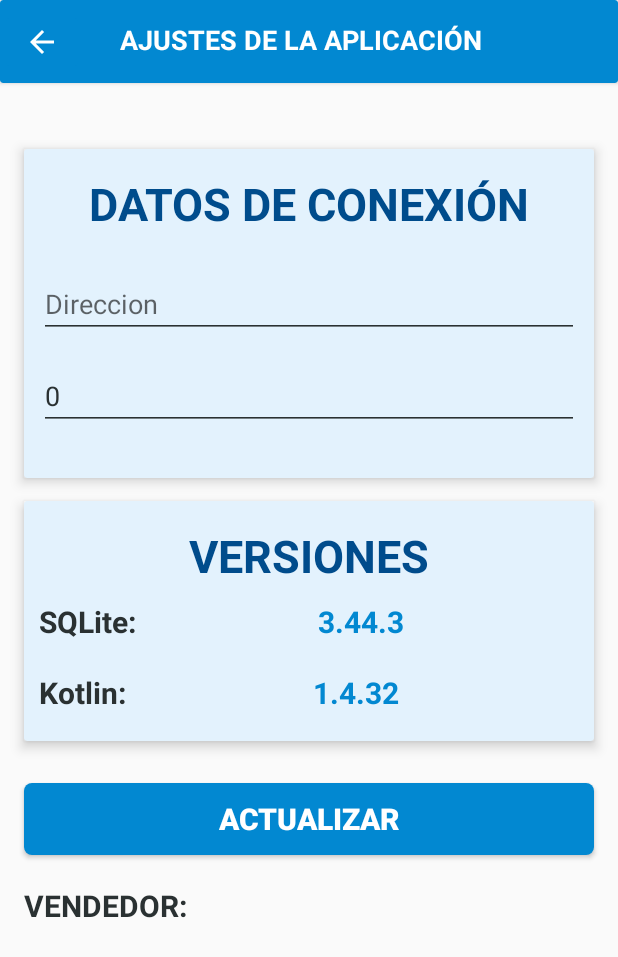
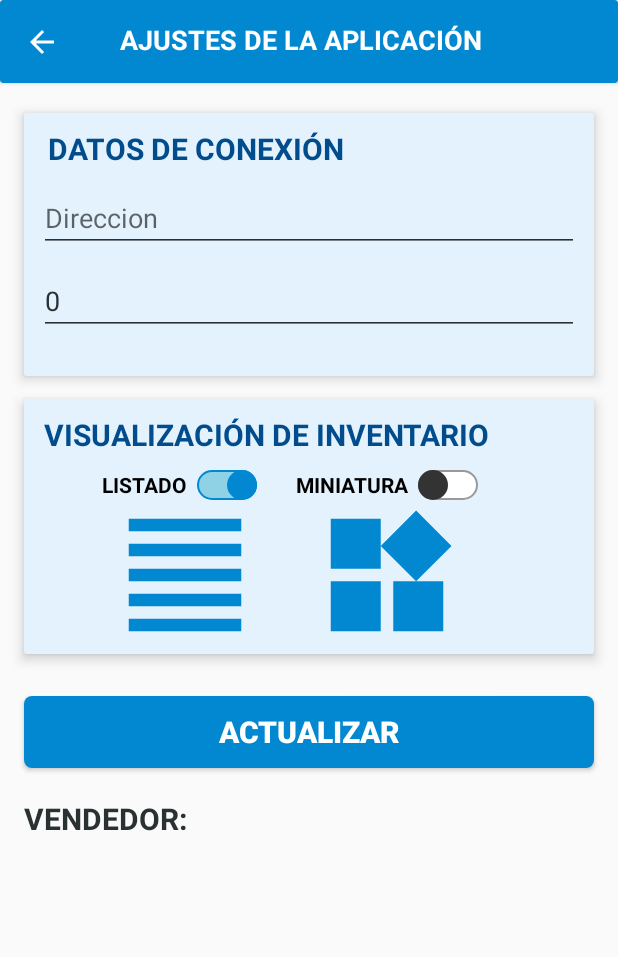
Before and after one commit to Anthonic1804/EnrikoRepuestos, an Android app: the Configuracion screen opened directly, with no data from a screen before it, on a phone screen of 412 x 824 dp. Shown: the top 957 px of the screen. Run offline under Robolectric (Android 15) with nearby library versions, the phone set to English and light mode, and no system bars.

Commit message:
IMPLEMENTADA LA FUNCION DE VISTA MINIATURA EN INVENTARIO Y SU SELECCION EN CONFIGURACION

```diff
--- a/app/src/main/java/com/example/acae30/Configuracion.kt
+++ b/app/src/main/java/com/example/acae30/Configuracion.kt
@@ -3,14 +3,16 @@ package com.example.acae30
 import android.content.Context
 import android.content.Intent
 import android.content.SharedPreferences
-import android.database.sqlite.SQLiteDatabase
 import android.os.Bundle
 import android.view.View
 import android.widget.Button
 import android.widget.ImageButton
+import android.widget.Switch
 import android.widget.TextView
 import androidx.appcompat.app.AppCompatActivity
 import androidx.core.content.ContextCompat
+import com.example.acae30.database.Database
+import com.example.acae30.modelos.Config
 import com.google.android.material.snackbar.Snackbar
 import kotlinx.coroutines.Dispatchers
 import kotlinx.coroutines.GlobalScope
@@ -21,6 +23,11 @@ import java.net.URL
 
 
 class Configuracion : AppCompatActivity() {
+
+    private var swlista: Switch? = null
+    private var swminiatura: Switch? = null
+    private var dataBase: Database? = null
+
     private var atras: ImageButton? = null
     private var ip: TextView? = null
     private var puerto: TextView? = null
@@ -31,9 +38,6 @@ class Configuracion : AppCompatActivity() {
     private var txtvendedor: TextView? = null
     private var funciones: Funciones? = null
     private var alerta: AlertDialogo? = null
-    private var sqLite: TextView? = null
-    private var versionCode: TextView? = null
-
 
     override fun onCreate(savedInstanceState: Bundle?) {
         super.onCreate(savedInstanceState)
@@ -48,27 +52,100 @@ class Configuracion : AppCompatActivity() {
         btnGuardar = findViewById(R.id.btnupdate)
         atras = findViewById(R.id.imgbtnatras)
         alerta = AlertDialogo(this)
-        sqLite = findViewById(R.id.txtSqlite)
-        versionCode = findViewById(R.id.txtKotlin)
+        dataBase = Database(this)
+
 
         var nombre_vendedor = preferencias!!.getString("Vendedor", "")
         txtvendedor!!.text = nombre_vendedor
 
-        //OBTENIENDO LA VERSION DE SQLITE UTILIZADA
-        val cursor =
-            SQLiteDatabase.create(null).rawQuery("select sqlite_version() AS sqlite_version", null)
-        var sqliteVersion = ""
-        while (cursor.moveToNext()) {
-            sqliteVersion += cursor.getString(0)
+        //FUNCIONES AGRAGADAS PARA LOS CONTROLES DE ENVIO
+        swlista = findViewById(R.id.swlista)
+        swminiatura = findViewById(R.id.swminiatura)
+        //swlista!!.isChecked = true
+
+        mostrarSeleccionInventario()
+
+        swlista!!.setOnCheckedChangeListener { _, isChecked ->
+            if (isChecked) {
+                swminiatura!!.isChecked = false
+                updateVistaInventario(2)
+            } else {
+                swminiatura!!.isChecked = true
+                updateVistaInventario(1)
+            }
         }
-        sqLite!!.text = sqliteVersion
+
+        swminiatura!!.setOnCheckedChangeListener { _, isChecked ->
+            if (isChecked) {
+                swlista!!.isChecked = false
+                updateVistaInventario(1)
+            } else {
+                swlista!!.isChecked = true
+                updateVistaInventario(2)
+            }
+        }
 
 
-        //OPTENIENDO LA VERSION DE KOTLIN UTLIZADA
-        var versionC = BuildConfig.VERSION_NAME.toString()
-        versionCode!!.text = versionC
 
     } //funcion que inicializa las variables
+
+    //FUNCION PARA SELECCION LOS DATOS DE LA TABLA CONFIG
+    private fun getConfigInventario(): ArrayList<Config> {
+        val data = dataBase!!.writableDatabase
+        val list = ArrayList<Config>()
+
+        try {
+            val cursor = data.rawQuery("SELECT * FROM config", null)
+            if(cursor.count > 0){
+                cursor.moveToFirst()
+                do{
+                    val arreglo = Config(
+                        cursor.getInt(0)
+                    )
+                    list.add(arreglo)
+                }while (cursor.moveToNext())
+                cursor.close()
+            }
+        }catch (e: Exception) {
+            throw Exception(e.message)
+        } finally {
+            data.close()
+        }
+        return list
+    }
+
+    //FUNCION PARA EXTRAER EL CAMPO VISTA INVENTARIO
+    private fun mostrarSeleccionInventario(){
+        try {
+            val list: ArrayList<com.example.acae30.modelos.Config> = getConfigInventario()
+            if(list.isNotEmpty()){
+                var vistaInventario = ""
+                for(data in list){
+                    vistaInventario = data.vistaInventario.toString()
+                }
+
+                if(vistaInventario.toInt() == 1){
+                    swminiatura!!.isChecked = true
+                }else{
+                    swlista!!.isChecked = true
+                }
+            }
+        } catch (e: Exception) {
+            println("ERROR AL MOSTRAR LA TABLA CONFIG")
+        }
+    }
+
+    //FUNCION PARA ACTUALIZAR EL CAMPO VISTA INVENTARIO
+    private fun updateVistaInventario(vistaInventario:Int){
+        val data = dataBase!!.writableDatabase
+        try {
+            data!!.execSQL("UPDATE config set vistaInventario=$vistaInventario")
+        }catch (e: Exception) {
+            throw Exception(e.message)
+        } finally {
+            data.close()
+        }
+    }
 
     override fun onStart() {
         super.onStart()
--- a/app/src/main/java/com/example/acae30/database/Database.kt
+++ b/app/src/main/java/com/example/acae30/database/Database.kt
@@ -14,7 +14,7 @@ class Database(context: Context) :
     } //inicializamos la tabla  en el constructor
 
     companion object {
-        private const val DATABASE_VERSION = 10 //version de la base
+        private const val DATABASE_VERSION = 11 //version de la base
         private const val DATABASE_NAME = "Acae.db" //nombre de la bd
     } //configuracion general de la bd
 
@@ -35,6 +35,8 @@ class Database(context: Context) :
         db.execSQL(tbl!!.triggerClienteVirtual()) //TRIGGER DE INSERCION DE DATOS EN LA TABLA VIRTUAL CLIENTES
         db.execSQL(tbl!!.triggerInventarioVirtual())//TRIGGER PARA INSERCION DE DATOS EN LA TABLA VIRTUAL INVENTARIO
         db.execSQL(tbl!!.clienteSucursal()) //CREACION DE LA TABLA CLIENTES SUCURSALES -> 25/01/2023
+        db.execSQL(tbl!!.configApp())//CREACION DE LA TABLA CONDIFURACION
+        db.execSQL(tbl!!.insertConfig())//INSERTANDO LA VISTA POR DEFECTO DEL INVENTARIO
 
     } //funcion que crea la base de datos y sus tablas
 
@@ -42,7 +44,7 @@ class Database(context: Context) :
         val tablas = arrayOf(
             "detalle_pedidos", "pedidos",
             "rubros", "lineas", "virtualinventario", "inventario_unidades", "inventario_precios",
-            "inventario", "clientes", "cliente_sucursal", "virtualcliente", "cuentas", "visitas"
+            "inventario", "clientes", "config", "cliente_sucursal", "virtualcliente", "cuentas", "visitas"
         )
         tablas.forEach { key ->
             val sql = "DROP TABLE IF EXISTS $key"
--- a/app/src/main/java/com/example/acae30/database/Tablas.kt
+++ b/app/src/main/java/com/example/acae30/database/Tablas.kt
@@ -51,6 +51,18 @@ class Tablas {
                 "contacto_sucursal VARCHAR(50))"
 
         return clienteSucursal
+    }
+    //CREANDO LA TABLA CONFIG DE LA APP
+    fun configApp(): String{
+        val configApp = "CREATE TABLE config(" +
+                "vistaInventario INTEGER NOT NULL)"
+        return  configApp
+    }
+    //INSERTANDO LA VISTA POR DEFECTO DEL INVENTARIO
+    fun insertConfig():String{
+        val insertConfig = "INSERT INTO config values(" +
+                "2)"
+        return insertConfig
     }
 
     //CREANDO TABLA VIRTUAL CLIENTES
--- /dev/null
+++ b/app/src/main/java/com/example/acae30/modelos/Config.kt
@@ -0,0 +1,9 @@
+package com.example.acae30.modelos
+
+data class Config(
+    var vistaInventario:Int?
+){
+    override fun toString(): String {
+        return vistaInventario.toString()
+    }
+}
--- /dev/null
+++ b/app/src/main/res/drawable/inventario_lista.xml
@@ -0,0 +1,5 @@
+<vector android:height="100dp" android:tint="@color/colorPrimary"
+    android:viewportHeight="24" android:viewportWidth="24"
+    android:width="100dp" xmlns:android="http://schemas.android.com/apk/res/android">
+    <path android:fillColor="@android:color/white" android:pathData="M3,21h18v-2L3,19v2zM3,17h18v-2L3,15v2zM3,13h18v-2L3,11v2zM3,9h18L21,7L3,7v2zM3,3v2h18L21,3L3,3z"/>
+</vector>
--- /dev/null
+++ b/app/src/main/res/drawable/inventario_miniatura.xml
@@ -0,0 +1,5 @@
+<vector android:height="100dp" android:tint="@color/colorPrimary"
+    android:viewportHeight="24" android:viewportWidth="24"
+    android:width="100dp" xmlns:android="http://schemas.android.com/apk/res/android">
+    <path android:fillColor="@android:color/white" android:pathData="M13,13v8h8v-8h-8zM3,21h8v-8L3,13v8zM3,3v8h8L11,3L3,3zM16.66,1.69L11,7.34 16.66,13l5.66,-5.66 -5.66,-5.65z"/>
+</vector>
--- a/app/src/main/res/layout/activity_configuracion.xml
+++ b/app/src/main/res/layout/activity_configuracion.xml
@@ -56,9 +56,9 @@
     <androidx.cardview.widget.CardView
         android:id="@+id/cardView9"
         android:layout_width="0dp"
-        android:layout_height="219dp"
+        android:layout_height="175dp"
         android:layout_marginStart="16dp"
-        android:layout_marginTop="44dp"
+        android:layout_marginTop="20dp"
         android:layout_marginEnd="16dp"
         app:cardBackgroundColor="@color/cart"
         app:cardElevation="5dp"
@@ -75,15 +75,16 @@
                 android:id="@+id/textView10"
                 android:layout_width="wrap_content"
                 android:layout_height="0dp"
-                android:layout_marginStart="8dp"
-                android:layout_marginTop="16dp"
+                android:layout_marginStart="10dp"
+                android:layout_marginTop="10dp"
                 android:layout_marginEnd="8dp"
                 android:text="DATOS DE CONEXIÓN"
                 android:textColor="@color/colorPrimaryDark"
                 android:textColorLink="@color/colorPrimaryDark"
-                android:textSize="30sp"
+                android:textSize="20sp"
                 android:textStyle="bold"
                 app:layout_constraintEnd_toEndOf="parent"
+                app:layout_constraintHorizontal_bias="0.037"
                 app:layout_constraintStart_toStartOf="parent"
                 app:layout_constraintTop_toTopOf="parent" />
 
@@ -92,7 +93,7 @@
                 android:layout_width="0dp"
                 android:layout_height="wrap_content"
                 android:layout_marginStart="10dp"
-                android:layout_marginTop="24dp"
+                android:layout_marginTop="10dp"
                 android:layout_marginEnd="10dp"
                 android:backgroundTint="@color/colordark"
                 android:ems="10"
@@ -109,7 +110,7 @@
                 android:layout_width="0dp"
                 android:layout_height="wrap_content"
                 android:layout_marginStart="10dp"
-                android:layout_marginTop="16dp"
+                android:layout_marginTop="10dp"
                 android:layout_marginEnd="10dp"
                 android:backgroundTint="@color/colordark"
                 android:ems="10"
@@ -126,7 +127,7 @@
     <androidx.cardview.widget.CardView
         android:id="@+id/cardVersiones"
         android:layout_width="0dp"
-        android:layout_height="160dp"
+        android:layout_height="170dp"
         android:layout_marginStart="16dp"
         android:layout_marginTop="15dp"
         android:layout_marginEnd="16dp"
@@ -145,79 +146,65 @@
                 android:id="@+id/lblversiones"
                 android:layout_width="wrap_content"
                 android:layout_height="wrap_content"
-                android:layout_marginStart="8dp"
-                android:layout_marginTop="16dp"
+                android:layout_marginStart="10dp"
+                android:layout_marginTop="10dp"
                 android:layout_marginEnd="8dp"
-                android:text="VERSIONES"
+                android:text="VISUALIZACIÓN DE INVENTARIO"
                 android:textColor="@color/colorPrimaryDark"
                 android:textColorLink="@color/colorPrimaryDark"
-                android:textSize="30sp"
+                android:textSize="20sp"
                 android:textStyle="bold"
                 app:layout_constraintEnd_toEndOf="parent"
+                app:layout_constraintHorizontal_bias="0.055"
                 app:layout_constraintStart_toStartOf="parent"
                 app:layout_constraintTop_toTopOf="parent" />
 
-            <LinearLayout
-                android:id = "@+id/SQLiteVersion"
-                android:layout_width="match_parent"
+            <Switch
+                android:id="@+id/swlista"
+                android:layout_width="wrap_content"
                 android:layout_height="wrap_content"
-                android:orientation="horizontal"
-                android:padding="10dp"
+                android:layout_marginTop="10dp"
+                android:text="LISTADO  "
+                android:textStyle="bold"
+                android:thumb="@drawable/thumb"
+                android:track="@drawable/track"
                 app:layout_constraintEnd_toEndOf="parent"
+                app:layout_constraintHorizontal_bias="0.189"
                 app:layout_constraintStart_toStartOf="parent"
-                app:layout_constraintTop_toBottomOf="@+id/lblversiones">
+                app:layout_constraintTop_toBottomOf="@+id/lblversiones" />
 
-                <TextView
-                    android:id="@+id/textView7"
-                    android:layout_width="wrap_content"
-                    android:layout_height="wrap_content"
-                    android:layout_weight="1"
-                    android:text="SQLite: "
-                    android:textColor="@color/colordark"
-                    android:textSize="20sp"
-                    android:textStyle="bold"/>
+            <Switch
+                android:id="@+id/swminiatura"
+                android:layout_width="wrap_content"
+                android:layout_height="wrap_content"
+                android:layout_marginTop="10dp"
+                android:text="MINIATURA  "
+                android:textStyle="bold"
+                android:thumb="@drawable/thumb"
+                android:track="@drawable/track"
+                app:layout_constraintEnd_toEndOf="parent"
+                app:layout_constraintHorizontal_bias="0.252"
+                app:layout_constraintStart_toEndOf="@+id/swlista"
+                app:layout_constraintTop_toBottomOf="@+id/lblversiones" />
 
-                <TextView
-                    android:id="@+id/txtSqlite"
-                    android:layout_width="wrap_content"
-                    android:layout_height="wrap_content"
-                    android:layout_weight="1"
-                    android:text="SQLite Versión"
-                    android:textColor="@color/colorPrimary"
-                    android:textSize="20sp"
-                    android:textStyle="bold"/>
-            </LinearLayout>
+            <ImageView
+                android:id="@+id/imageView6"
+                android:layout_width="wrap_content"
+                android:layout_height="wrap_content"
+                app:layout_constraintEnd_toStartOf="@+id/imageView10"
+                app:layout_constraintHorizontal_bias="0.626"
+                app:layout_constraintStart_toStartOf="parent"
+                app:layout_constraintTop_toBottomOf="@+id/swlista"
+                app:srcCompat="@drawable/inventario_lista" />
 
-            <LinearLayout
-                android:id = "@+id/KotlinVersion"
-                android:layout_width="match_parent"
+            <ImageView
+                android:id="@+id/imageView10"
+                android:layout_width="wrap_content"
                 android:layout_height="wrap_content"
-                android:orientation="horizontal"
-                android:padding="10dp"
+                android:layout_marginEnd="88dp"
                 app:layout_constraintEnd_toEndOf="parent"
-                app:layout_constraintStart_toStartOf="parent"
-                app:layout_constraintTop_toBottomOf="@+id/SQLiteVersion">
-
-                <TextView
-                    android:id="@+id/lblKotlin"
-                    android:layout_width="wrap_content"
-                    android:layout_height="wrap_content"
-                    android:layout_weight="1"
-                    android:text="Kotlin: "
-                    android:textColor="@color/colordark"
-                    android:textSize="20sp"
-                    android:textStyle="bold"/>
-
-                <TextView
-                    android:id="@+id/txtKotlin"
-                    android:layout_width="wrap_content"
-                    android:layout_height="wrap_content"
-                    android:layout_weight="1"
-                    android:text="Kotlin Versión"
-                    android:textColor="@color/colorPrimary"
-                    android:textSize="20sp"
-                    android:textStyle="bold"/>
-            </LinearLayout>
+                app:layout_constraintTop_toBottomOf="@+id/swminiatura"
+                app:srcCompat="@drawable/inventario_miniatura" />
 
 
         </androidx.constraintlayout.widget.ConstraintLayout>
```
Also changed, not shown: app/src/main/java/com/example/acae30/Inventario.kt (+59 -7 lines), app/src/main/java/com/example/acae30/listas/InventarioAdapter.kt (+10 -2 lines).
